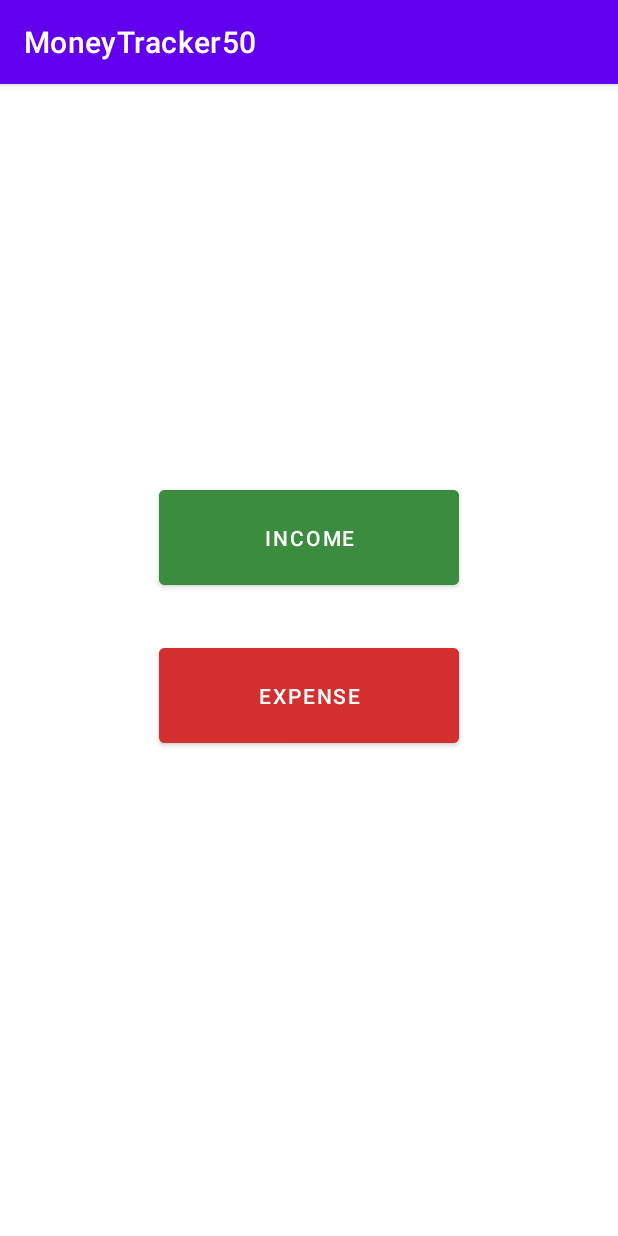
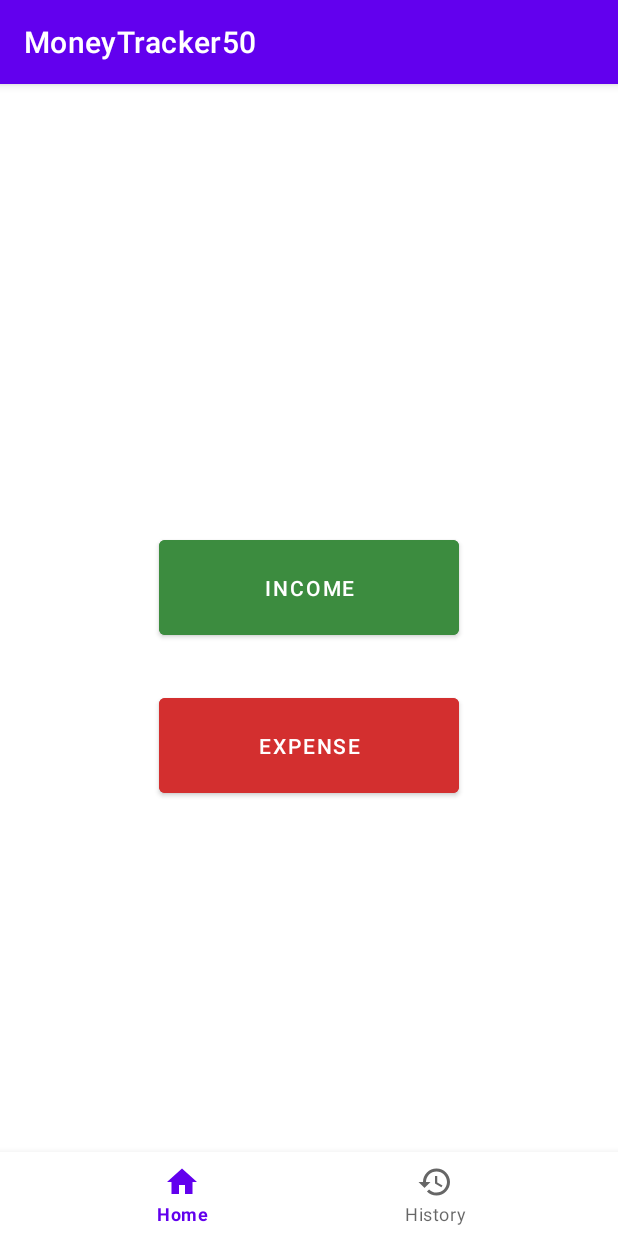
Before and after one commit to devyza/MoneyTracker50, an Android app: the screen it shows after launch (MainActivity), on a phone screen of 412 x 824 dp. Run offline under Robolectric (Android 15) with nearby library versions, the phone set to English and light mode, and no system bars.

Commit message:
Fragments is added - Fragments (HistoryFragment, HomeFragment) are added - BottomMenu is added in MainActivity

```diff
--- /dev/null
+++ b/app/src/main/java/com/example/moneytracker50/HistoryFragment.java
@@ -0,0 +1,18 @@
+package com.example.moneytracker50;
+
+import android.os.Bundle;
+import android.view.LayoutInflater;
+import android.view.View;
+import android.view.ViewGroup;
+
+import androidx.annotation.NonNull;
+import androidx.annotation.Nullable;
+import androidx.fragment.app.Fragment;
+
+public class HistoryFragment extends Fragment {
+    @Nullable
+    @Override
+    public View onCreateView(@NonNull LayoutInflater inflater, @Nullable ViewGroup container, @Nullable Bundle savedInstanceState) {
+        return inflater.inflate(R.layout.fragment_history, container, false);
+    }
+}
--- /dev/null
+++ b/app/src/main/java/com/example/moneytracker50/HomeFragment.java
@@ -0,0 +1,44 @@
+package com.example.moneytracker50;
+
+import android.content.Intent;
+import android.os.Bundle;
+import android.view.LayoutInflater;
+import android.view.View;
+import android.view.ViewGroup;
+import android.widget.Button;
+
+import androidx.annotation.NonNull;
+import androidx.annotation.Nullable;
+import androidx.fragment.app.Fragment;
+
+public class HomeFragment extends Fragment {
+
+    ViewGroup view;
+    Button btnIncome, btnExpense;
+
+    @Nullable
+    @Override
+    public View onCreateView(@NonNull LayoutInflater inflater, @Nullable ViewGroup container, @Nullable Bundle savedInstanceState) {
+
+        view = (ViewGroup) inflater.inflate(R.layout.fragment_main, container, false);
+        btnIncome = (Button) view.findViewById(R.id.btnIncome);
+        btnIncome.setOnClickListener(new View.OnClickListener() {
+            @Override
+            public void onClick(View v) {
+                Intent intent = new Intent(v.getContext(), SaveActivity.class);
+                v.getContext().startActivity(intent);
+            }
+        });
+
+        btnExpense = (Button) view.findViewById(R.id.btnExpense);
+        btnExpense.setOnClickListener(new View.OnClickListener() {
+            @Override
+            public void onClick(View v) {
+                Intent intent = new Intent(v.getContext(), SaveActivity.class);
+                v.getContext().startActivity(intent);
+            }
+        });
+
+        return view;
+    }
+}
--- a/app/src/main/java/com/example/moneytracker50/MainActivity.java
+++ b/app/src/main/java/com/example/moneytracker50/MainActivity.java
@@ -1,38 +1,55 @@
 package com.example.moneytracker50;
 
+import androidx.annotation.NonNull;
 import androidx.appcompat.app.AppCompatActivity;
+import androidx.fragment.app.Fragment;
 
-import android.content.Intent;
 import android.os.Bundle;
-import android.view.View;
-import android.widget.Button;
+import android.view.MenuItem;
+
+import com.google.android.material.bottomnavigation.BottomNavigationView;
 
 public class MainActivity extends AppCompatActivity {
 
-    Button btnIncome, btnExpense;
+    HomeFragment mainFragment = new HomeFragment();
+    HistoryFragment historyFragment = new HistoryFragment();
+
+    BottomNavigationView btm_nav;
 
     @Override
     protected void onCreate(Bundle savedInstanceState) {
         super.onCreate(savedInstanceState);
         setContentView(R.layout.activity_main);
 
-        btnIncome = findViewById(R.id.btnIncome);
-        btnIncome.setOnClickListener(new View.OnClickListener() {
-            @Override
-            public void onClick(View v) {
-                Intent intent = new Intent(v.getContext(), SaveActivity.class);
-                v.getContext().startActivity(intent);
+        // Set HomeFragment as Default
+        getSupportFragmentManager().beginTransaction().replace(
+                R.id.fragment_container, mainFragment
+        ).commit();
+
+        btm_nav = findViewById(R.id.btm_nav);
+        btm_nav.setOnNavigationItemSelectedListener(
+            new BottomNavigationView.OnNavigationItemSelectedListener() {
+                @Override
+                public boolean onNavigationItemSelected(@NonNull MenuItem item) {
+                    Fragment selectedFragment = null;
+
+                    switch (item.getItemId()) {
+
+                        case R.id.action_main:
+                            selectedFragment = mainFragment;
+                            break;
+                        case R.id.action_history:
+                            selectedFragment = historyFragment;
+                            break;
+                    }
+
+                    getSupportFragmentManager().beginTransaction().replace(
+                            R.id.fragment_container, selectedFragment
+                    ).commit();
+
+                    return true;
+                }
             }
-        });
-
-        btnExpense = findViewById(R.id.btnExpense);
-        btnExpense.setOnClickListener(new View.OnClickListener() {
-            @Override
-            public void onClick(View v) {
-                Intent intent = new Intent(v.getContext(), SaveActivity.class);
-                v.getContext().startActivity(intent);
-            }
-        });
-
+        );
     }
 }
--- /dev/null
+++ b/app/src/main/res/drawable/ic_history.xml
@@ -0,0 +1,5 @@
+<vector android:height="24dp" android:tint="#FFFFFF"
+    android:viewportHeight="24" android:viewportWidth="24"
+    android:width="24dp" xmlns:android="http://schemas.android.com/apk/res/android">
+    <path android:fillColor="@android:color/white" android:pathData="M13,3c-4.97,0 -9,4.03 -9,9L1,12l3.89,3.89 0.07,0.14L9,12L6,12c0,-3.87 3.13,-7 7,-7s7,3.13 7,7 -3.13,7 -7,7c-1.93,0 -3.68,-0.79 -4.94,-2.06l-1.42,1.42C8.27,19.99 10.51,21 13,21c4.97,0 9,-4.03 9,-9s-4.03,-9 -9,-9zM12,8v5l4.28,2.54 0.72,-1.21 -3.5,-2.08L13.5,8L12,8z"/>
+</vector>
--- /dev/null
+++ b/app/src/main/res/drawable/ic_home.xml
@@ -0,0 +1,5 @@
+<vector android:height="24dp" android:tint="#FFFFFF"
+    android:viewportHeight="24" android:viewportWidth="24"
+    android:width="24dp" xmlns:android="http://schemas.android.com/apk/res/android">
+    <path android:fillColor="@android:color/white" android:pathData="M10,20v-6h4v6h5v-8h3L12,3 2,12h3v8z"/>
+</vector>
--- a/app/src/main/res/layout/activity_main.xml
+++ b/app/src/main/res/layout/activity_main.xml
@@ -1,33 +1,22 @@
 <?xml version="1.0" encoding="utf-8"?>
-<LinearLayout xmlns:android="http://schemas.android.com/apk/res/android"
+<RelativeLayout xmlns:android="http://schemas.android.com/apk/res/android"
+    xmlns:app="http://schemas.android.com/apk/res-auto"
     xmlns:tools="http://schemas.android.com/tools"
     android:layout_width="match_parent"
     android:layout_height="match_parent"
-    android:orientation="vertical"
-    android:gravity="center_horizontal"
     tools:context=".MainActivity">
 
-    <TextView
-        android:id="@+id/balance"
-        android:layout_width="wrap_content"
+    <FrameLayout
+        android:id="@+id/fragment_container"
+        android:layout_width="match_parent"
+        android:layout_height="match_parent"
+        android:layout_above="@+id/btm_nav"/>
+
+    <com.google.android.material.bottomnavigation.BottomNavigationView
+        android:id="@+id/btm_nav"
+        android:layout_width="match_parent"
         android:layout_height="wrap_content"
-        android:layout_marginTop="200dp"
-        android:textSize="25sp" />
+        android:layout_alignParentBottom="true"
+        app:menu="@menu/bottom_nav_menu" />
 
-    <Button
-        android:id="@+id/btnIncome"
-        android:text="Income"
-        android:layout_width="200dp"
-        android:layout_height="75dp"
-        android:backgroundTint="#3C8C3F"
-        android:layout_marginTop="30dp"/>
-
-    <Button
-        android:id="@+id/btnExpense"
-        android:text="Expense"
-        android:layout_width="200dp"
-        android:layout_height="75dp"
-        android:backgroundTint="#D32F2F"
-        android:layout_marginTop="30dp"/>
-
-</LinearLayout>
+</RelativeLayout>
--- /dev/null
+++ b/app/src/main/res/layout/fragment_history.xml
@@ -0,0 +1,5 @@
+<?xml version="1.0" encoding="utf-8"?>
+<LinearLayout xmlns:android="http://schemas.android.com/apk/res/android"
+    android:orientation="vertical" android:layout_width="match_parent"
+    android:layout_height="match_parent">
+</LinearLayout>
--- /dev/null
+++ b/app/src/main/res/layout/fragment_main.xml
@@ -0,0 +1,30 @@
+<?xml version="1.0" encoding="utf-8"?>
+<LinearLayout xmlns:android="http://schemas.android.com/apk/res/android"
+    android:orientation="vertical"
+    android:layout_width="match_parent"
+    android:layout_height="match_parent"
+    android:gravity="center">
+
+    <TextView
+        android:id="@+id/balance"
+        android:layout_width="wrap_content"
+        android:layout_height="wrap_content"
+        android:textSize="25sp" />
+
+    <Button
+        android:id="@+id/btnIncome"
+        android:text="Income"
+        android:layout_width="200dp"
+        android:layout_height="75dp"
+        android:backgroundTint="#3C8C3F"
+        android:layout_marginTop="30dp"/>
+
+    <Button
+        android:id="@+id/btnExpense"
+        android:text="Expense"
+        android:layout_width="200dp"
+        android:layout_height="75dp"
+        android:backgroundTint="#D32F2F"
+        android:layout_marginTop="30dp"/>
+
+</LinearLayout>
--- /dev/null
+++ b/app/src/main/res/menu/bottom_nav_menu.xml
@@ -0,0 +1,16 @@
+<?xml version="1.0" encoding="utf-8"?>
+<menu xmlns:android="http://schemas.android.com/apk/res/android"
+    xmlns:app="http://schemas.android.com/apk/res-auto">
+    <item
+        android:id="@+id/action_main"
+        android:title="Home"
+        android:icon="@drawable/ic_home"
+        app:showAsAction="ifRoom"
+        android:enabled="true"/>
+    <item
+        android:id="@+id/action_history"
+        android:title="History"
+        android:icon="@drawable/ic_history"
+        app:showAsAction="ifRoom"
+        android:enabled="true"/>
+</menu>
```
